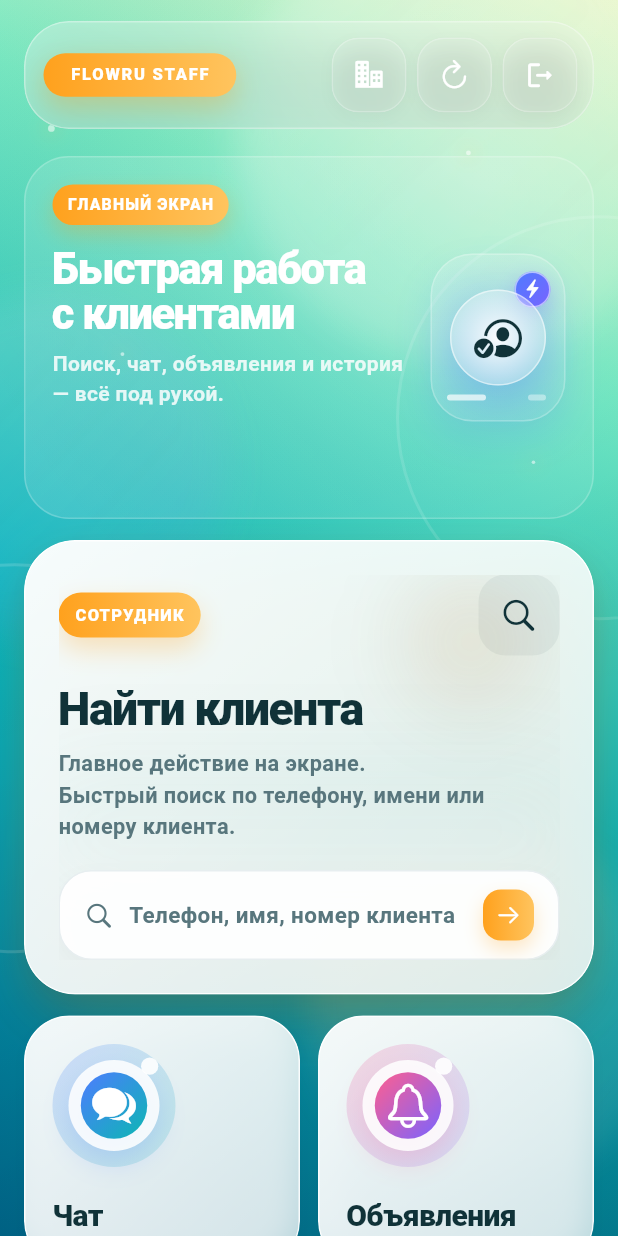
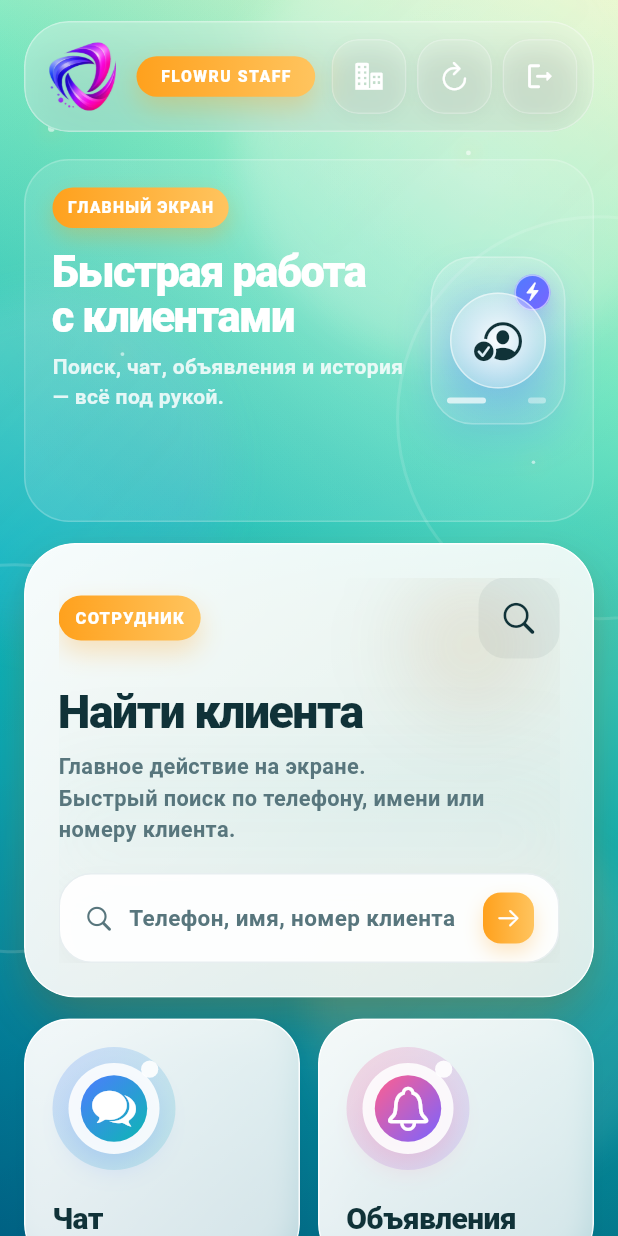
Before and after one commit to safetystepanov-png/flowru_staff, a Flutter app: the StaffHomeScreen screen opened directly with empty values, on a phone screen of 412 x 824 dp. Run offline on Flutter 3.47's test engine with Material 3 defaults, Android fonts, the phone set to English and light mode, and no system bars; our stand-ins replace audioplayers, bloc, dio, equatable, file_picker, firebase_core and 8 more; missing offline and left inert: mobile_scanner, record; accounts and stored records are empty; network calls fail; Roboto replaces fonts that are missing (SF Pro Display).

Commit message:
Update staff screens and app

```diff
--- a/lib/features/staff/presentation/screens/staff_home_screen.dart
+++ b/lib/features/staff/presentation/screens/staff_home_screen.dart
@@ -792,13 +792,21 @@ class _StaffHomeScreenState extends State<StaffHomeScreen>
           ),
           child: Row(
             children: [
+              const SizedBox(
+                width: 52,
+                height: 52,
+                child: Center(
+                  child: StaffLogoBadge(size: 46),
+                ),
+              ),
+              const SizedBox(width: 10),
               Expanded(
                 child: Align(
                   alignment: Alignment.centerLeft,
                   child: Container(
                     padding: const EdgeInsets.symmetric(
-                      horizontal: 18,
-                      vertical: 9,
+                      horizontal: 16,
+                      vertical: 8,
                     ),
                     decoration: BoxDecoration(
                       borderRadius: BorderRadius.circular(999),
@@ -818,9 +826,9 @@ class _StaffHomeScreenState extends State<StaffHomeScreen>
                       maxLines: 1,
                       overflow: TextOverflow.ellipsis,
                       style: TextStyle(
-                        fontSize: 11,
+                        fontSize: 10.5,
                         fontWeight: FontWeight.w900,
-                        letterSpacing: 1.15,
+                        letterSpacing: 1.0,
                         color: Colors.white,
                         height: 1.0,
                       ),
--- a/pubspec.yaml
+++ b/pubspec.yaml
@@ -2,7 +2,7 @@ name: flowru_staff
 description: "Flowru Staff"
 publish_to: 'none'
 
-version: 1.0.0+72
+version: 1.0.0+73
 
 environment:
   sdk: ^3.11.4
```
